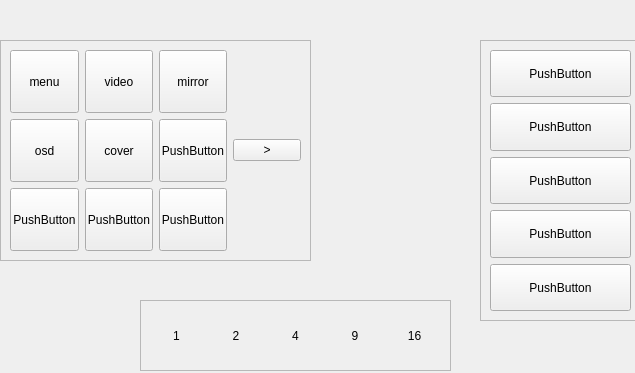
First picture: the form in app/VideoMenu/videomenuwidget.ui, repository jinhang87/qtutil, before the edit.
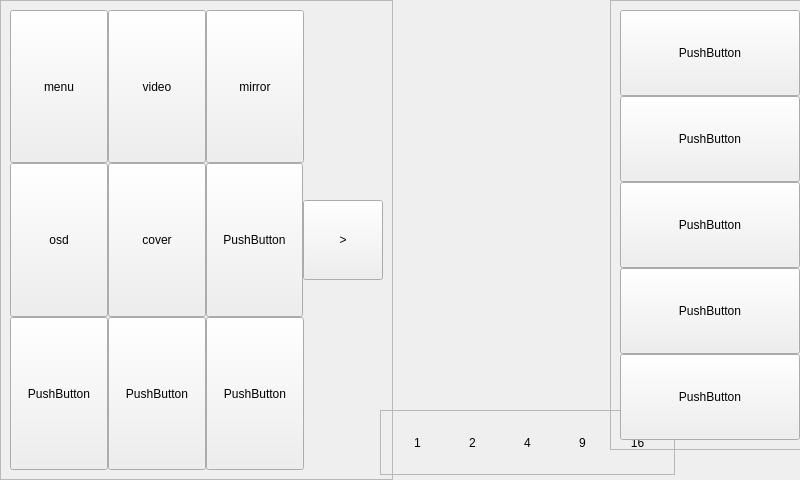
Second picture: the form after the edit.

Commit message: 调整布局

What changed in the file:
```diff
--- a/app/VideoMenu/videomenuwidget.ui
+++ b/app/VideoMenu/videomenuwidget.ui
@@ -6,8 +6,8 @@
    <rect>
     <x>0</x>
     <y>0</y>
-    <width>635</width>
-    <height>373</height>
+    <width>800</width>
+    <height>480</height>
    </rect>
   </property>
   <property name="windowTitle">
@@ -17,9 +17,9 @@
    <property name="geometry">
     <rect>
      <x>0</x>
-     <y>40</y>
-     <width>311</width>
-     <height>221</height>
+     <y>0</y>
+     <width>393</width>
+     <height>480</height>
     </rect>
    </property>
    <property name="frameShape">
@@ -31,6 +31,9 @@
    <layout class="QGridLayout" name="gridLayout_2">
     <item row="0" column="0">
      <layout class="QGridLayout" name="gridLayout">
+      <property name="spacing">
+       <number>0</number>
+      </property>
       <item row="0" column="1">
        <widget class="QPushButton" name="pushButton_8">
         <property name="sizePolicy">
@@ -39,6 +42,12 @@
           <verstretch>0</verstretch>
          </sizepolicy>
         </property>
+        <property name="minimumSize">
+         <size>
+          <width>98</width>
+          <height>148</height>
+         </size>
+        </property>
         <property name="text">
          <string>video</string>
         </property>
@@ -52,6 +61,12 @@
           <verstretch>0</verstretch>
          </sizepolicy>
         </property>
+        <property name="minimumSize">
+         <size>
+          <width>98</width>
+          <height>148</height>
+         </size>
+        </property>
         <property name="text">
          <string>mirror</string>
         </property>
@@ -65,6 +80,12 @@
           <verstretch>0</verstretch>
          </sizepolicy>
         </property>
+        <property name="minimumSize">
+         <size>
+          <width>98</width>
+          <height>148</height>
+         </size>
+        </property>
         <property name="text">
          <string>PushButton</string>
         </property>
@@ -78,6 +99,12 @@
           <verstretch>0</verstretch>
          </sizepolicy>
         </property>
+        <property name="minimumSize">
+         <size>
+          <width>98</width>
+          <height>148</height>
+         </size>
+        </property>
         <property name="text">
          <string>osd</string>
         </property>
@@ -104,6 +131,12 @@
           <verstretch>0</verstretch>
          </sizepolicy>
         </property>
+        <property name="minimumSize">
+         <size>
+          <width>98</width>
+          <height>148</height>
+         </size>
+        </property>
         <property name="text">
          <string>PushButton</string>
         </property>
@@ -117,6 +150,12 @@
           <verstretch>0</verstretch>
          </sizepolicy>
         </property>
+        <property name="minimumSize">
+         <size>
+          <width>98</width>
+          <height>0</height>
+         </size>
+        </property>
         <property name="text">
          <string>cover</string>
         </property>
@@ -130,6 +169,12 @@
           <verstretch>0</verstretch>
          </sizepolicy>
         </property>
+        <property name="minimumSize">
+         <size>
+          <width>98</width>
+          <height>148</height>
+         </size>
+        </property>
         <property name="text">
          <string>PushButton</string>
         </property>
@@ -137,6 +182,12 @@
       </item>
       <item row="1" column="3">
        <widget class="QPushButton" name="pushButtonMore">
+        <property name="minimumSize">
+         <size>
+          <width>80</width>
+          <height>80</height>
+         </size>
+        </property>
         <property name="text">
          <string>&gt;</string>
         </property>
@@ -150,6 +201,12 @@
           <verstretch>0</verstretch>
          </sizepolicy>
         </property>
+        <property name="minimumSize">
+         <size>
+          <width>98</width>
+          <height>148</height>
+         </size>
+        </property>
         <property name="text">
          <string>menu</string>
         </property>
@@ -164,10 +221,10 @@
   <widget class="QFrame" name="frame_2">
    <property name="geometry">
     <rect>
-     <x>140</x>
-     <y>300</y>
-     <width>311</width>
-     <height>71</height>
+     <x>380</x>
+     <y>410</y>
+     <width>295</width>
+     <height>65</height>
     </rect>
    </property>
    <property name="frameShape">
@@ -179,6 +236,9 @@
    <layout class="QGridLayout" name="gridLayout_3">
     <item row="0" column="0">
      <layout class="QHBoxLayout" name="horizontalLayout">
+      <property name="spacing">
+       <number>0</number>
+      </property>
       <item>
        <widget class="QLabel" name="label">
         <property name="text">
@@ -236,10 +296,10 @@
   <widget class="QFrame" name="frame_3">
    <property name="geometry">
     <rect>
-     <x>480</x>
-     <y>40</y>
-     <width>161</width>
-     <height>281</height>
+     <x>610</x>
+     <y>0</y>
+     <width>200</width>
+     <height>450</height>
     </rect>
    </property>
    <property name="frameShape">
@@ -251,6 +311,9 @@
    <layout class="QGridLayout" name="gridLayout_4">
     <item row="0" column="0">
      <layout class="QVBoxLayout" name="verticalLayout">
+      <property name="spacing">
+       <number>0</number>
+      </property>
       <item>
        <widget class="QPushButton" name="pushButton_2">
         <property name="sizePolicy">
```
Left out of the diff: 2 changed lines with no effect on the pictures. The commit also changes 1 other file.
